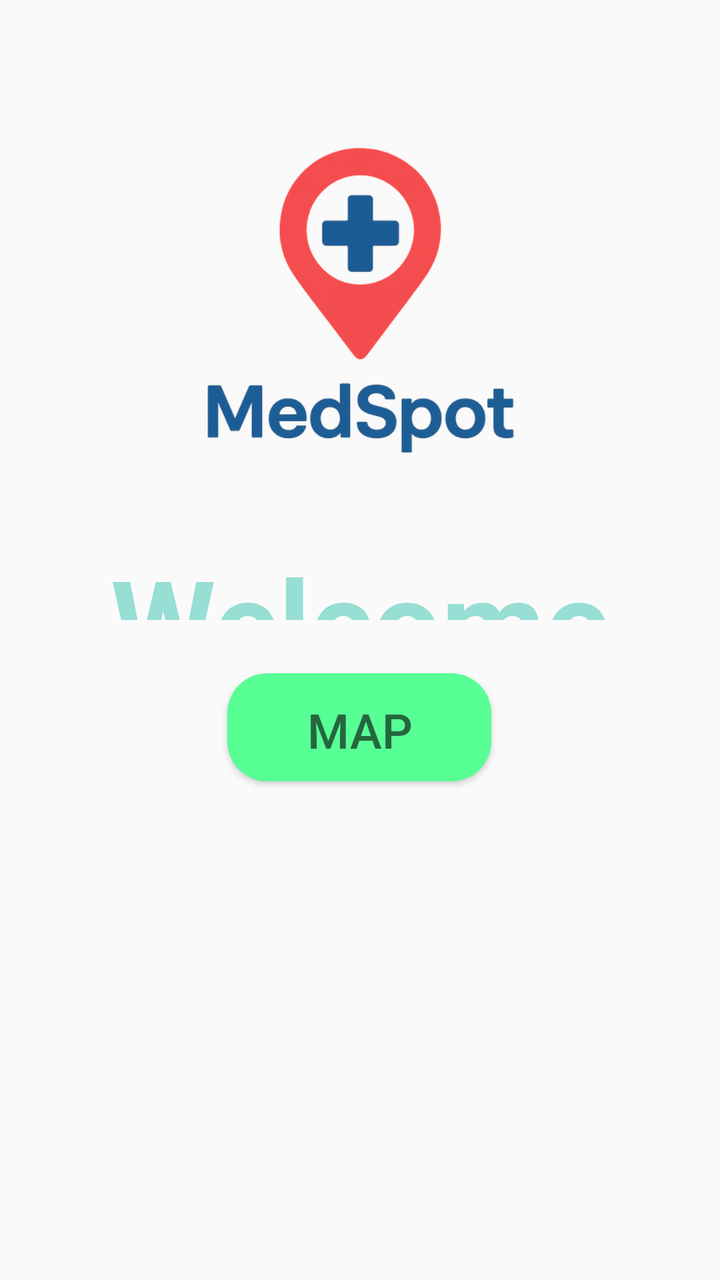
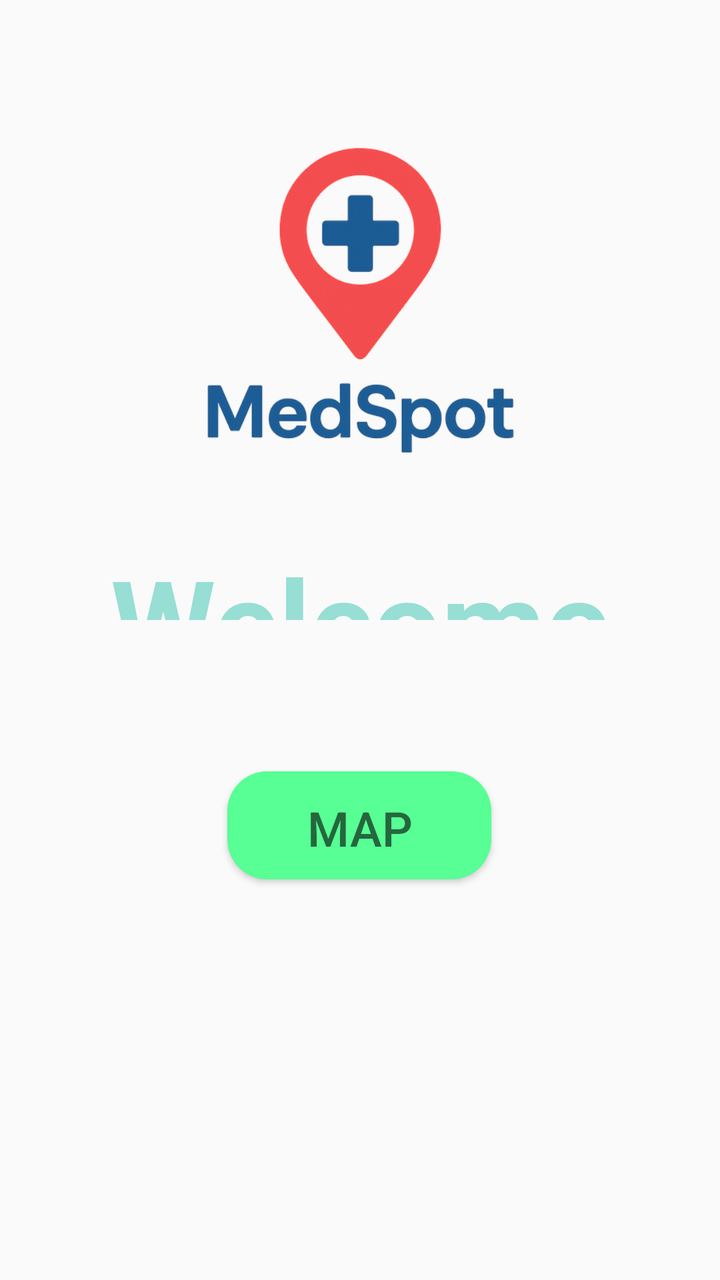

Screens rendered from an Android XML layout before and after an edit, with the pre-edit source and the edit as a unified diff.
<!-- AndroidManifest.xml: application theme Theme.MedSpot -->
<!-- res/layout/fragment_home.xml -->
<?xml version="1.0" encoding="utf-8"?>
<androidx.constraintlayout.widget.ConstraintLayout xmlns:android="http://schemas.android.com/apk/res/android"
    xmlns:app="http://schemas.android.com/apk/res-auto"
    xmlns:tools="http://schemas.android.com/tools"
    android:layout_width="match_parent"
    android:layout_height="match_parent"
    tools:context=".screens.HomeFragment">

    <ImageView
        android:id="@+id/logo_login"
        android:layout_width="217dp"
        android:layout_height="225dp"
        android:layout_marginLeft="55dp"
        android:layout_marginTop="40dp"
        android:layout_marginRight="55dp"
        android:src="@drawable/logo"
        app:layout_constraintEnd_toEndOf="parent"
        app:layout_constraintStart_toStartOf="parent"
        app:layout_constraintTop_toTopOf="parent" />

    <TextView
        android:id="@+id/welcome_textView"
        android:layout_width="match_parent"
        android:layout_height="match_parent"
        android:layout_marginStart="30dp"
        android:layout_marginTop="270dp"
        android:layout_marginEnd="30dp"
        android:layout_marginBottom="330dp"
        android:gravity="center"
        android:text="@string/welcome"
        android:textAlignment="center"
        android:textColor="#97ded4"
        android:textSize="60sp"
        android:textStyle="bold"
        app:layout_constraintBottom_toBottomOf="parent"
        app:layout_constraintEnd_toEndOf="parent"
        app:layout_constraintHorizontal_bias="0.0"
        app:layout_constraintStart_toStartOf="parent"
        app:layout_constraintTop_toTopOf="parent"
        app:layout_constraintVertical_bias="0.0" />

    <Button
        android:id="@+id/button"
        android:layout_width="132dp"
        android:layout_height="54dp"
        android:background="@drawable/rounded_button"
        android:text="@string/nav_map"
        android:textColor="@color/darkGreen"
        android:textSize="24sp"
        app:layout_constraintBottom_toBottomOf="parent"
        app:layout_constraintEnd_toEndOf="parent"
        app:layout_constraintHorizontal_bias="0.498"
        app:layout_constraintStart_toStartOf="parent"
        app:layout_constraintTop_toBottomOf="@+id/welcome_textView"
        app:layout_constraintVertical_bias="0.097" />

</androidx.constraintlayout.widget.ConstraintLayout>
<!-- resources referenced by this layout -->
<resources>
  <color name="darkGreen">#25673D</color>
  <!-- drawable logo: png bitmap (drawable, 98125 bytes) -->
  <!-- drawable rounded_button (drawable) -->
  <?xml version="1.0" encoding="utf-8"?>
  <shape xmlns:android="http://schemas.android.com/apk/res/android"
      android:shape="rectangle">
  
      <corners android:radius="20dp" />
      <solid android:color="@color/green" />
      <padding
          android:left="20dp"
          android:top="12dp"
          android:right="20dp"
          android:bottom="12dp"/>
  </shape>
  <string name="nav_map">Map</string>
  <string name="welcome">Welcome</string>
  <style name="Theme.MedSpot" parent="Theme.AppCompat.DayNight.NoActionBar">
  
      </style>
  <color name="green">#57ff94</color>
</resources>

<!-- the commit's change to res/layout/fragment_home.xml (unified diff, before → after) -->
@@ -39,6 +39,22 @@
         app:layout_constraintTop_toTopOf="parent"
         app:layout_constraintVertical_bias="0.0" />
 
+    <TextView
+        android:id="@+id/points_textView"
+        android:layout_width="250dp"
+        android:layout_height="54dp"
+        android:layout_marginStart="30dp"
+        android:layout_marginEnd="30dp"
+        android:gravity="center"
+        android:textAlignment="center"
+        android:textColor="#de2c4a"
+        android:textSize="35sp"
+        android:textStyle="bold"
+        app:layout_constraintEnd_toEndOf="parent"
+        app:layout_constraintStart_toStartOf="parent"
+        app:layout_constraintTop_toBottomOf="@+id/welcome_textView" />
+
+
     <Button
         android:id="@+id/button"
         android:layout_width="132dp"
@@ -51,7 +67,7 @@
         app:layout_constraintEnd_toEndOf="parent"
         app:layout_constraintHorizontal_bias="0.498"
         app:layout_constraintStart_toStartOf="parent"
-        app:layout_constraintTop_toBottomOf="@+id/welcome_textView"
+        app:layout_constraintTop_toBottomOf="@+id/points_textView"
         app:layout_constraintVertical_bias="0.097" />
 
 </androidx.constraintlayout.widget.ConstraintLayout>
<!-- resource entries referenced after the edit -->
@@ -17,7 +17,7 @@
   </shape>
   <string name="nav_map">Map</string>
   <string name="welcome">Welcome</string>
-  <style name="Theme.MedSpot" parent="Theme.AppCompat.DayNight.NoActionBar">
+  <style name="Theme.MedSpot" parent="Theme.MaterialComponents.Light.NoActionBar.Bridge">
   
       </style>
   <color name="green">#57ff94</color>
